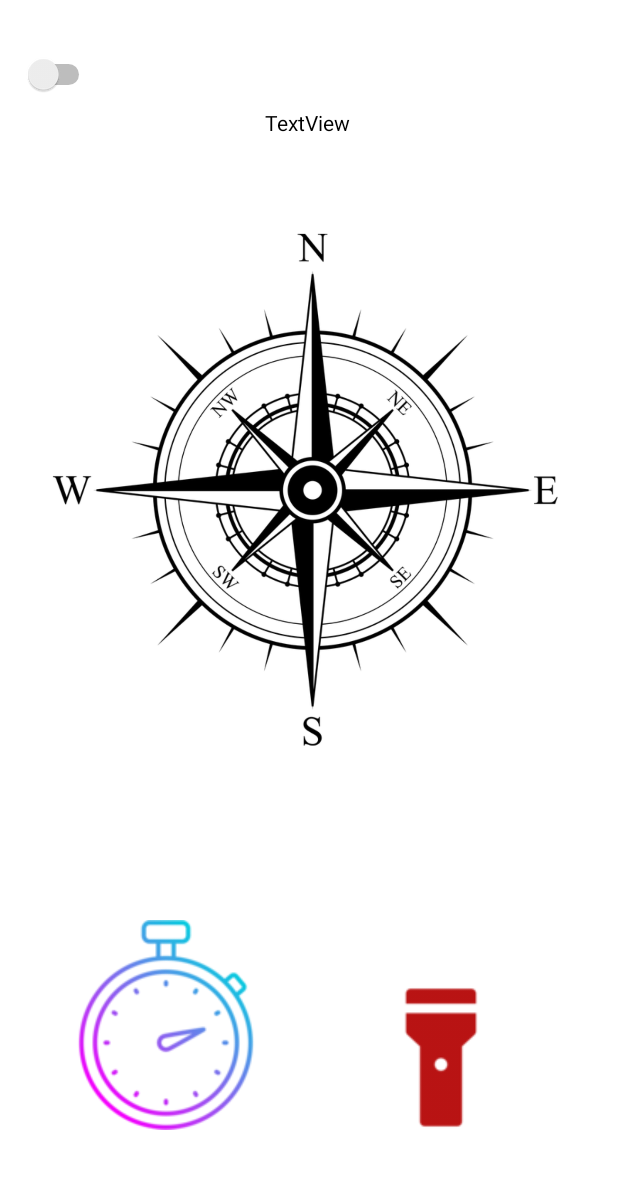
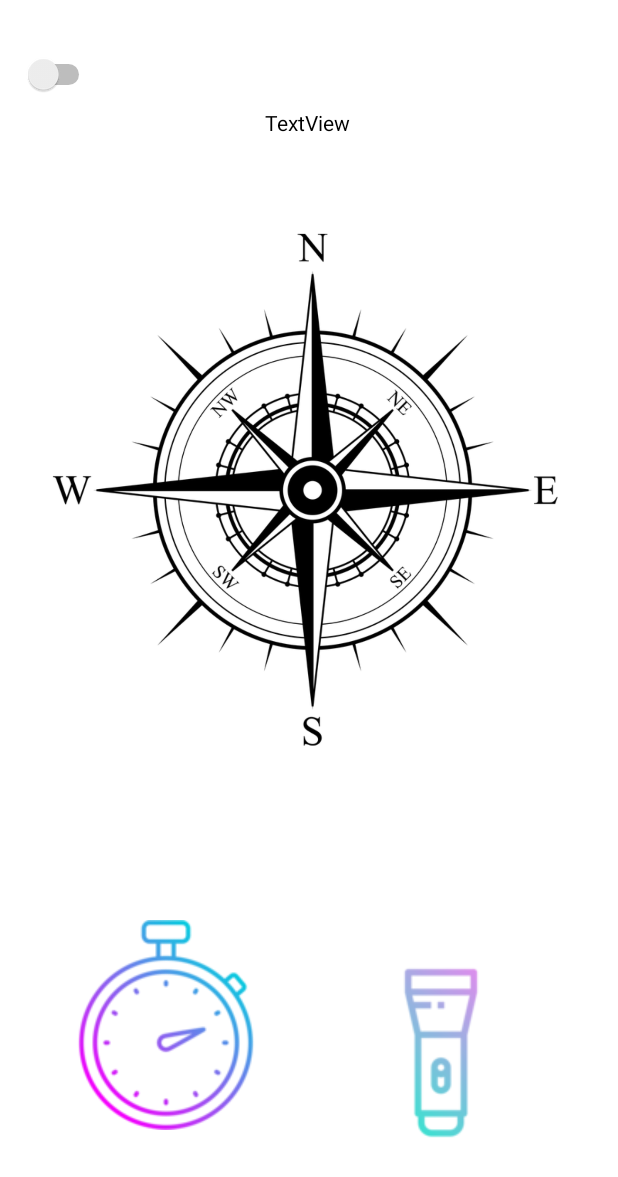
Before and after one commit to kk11218/Aplikacja-Survivalowa, an Android app: the screen it shows after launch (MainActivity), on a phone screen of 412 x 824 dp. Shown: the top 1177 px of the screen. Run offline under Robolectric (Android 15) with nearby library versions, the phone set to English and light mode, and no system bars.

Commit message:
poprawa graficzna latarki

```diff
--- a/app/src/main/java/com/example/surwiwalapk/MainActivity.java
+++ b/app/src/main/java/com/example/surwiwalapk/MainActivity.java
@@ -121,7 +121,7 @@ switcher.setOnClickListener(new View.OnClickListener() {//tryb ciemny
               if (hasCameraFlash){//latarka
                   if (flashOn){//latarka
                       flashOn = false;//latarka
-                      toggleButton.setImageResource(R.drawable.off);//latarka
+                      toggleButton.setImageResource(R.drawable.off1);//latarka
                       try {
                           flashLightOff();//latarka
                       } catch (CameraAccessException e) {//latarka
@@ -130,7 +130,7 @@ switcher.setOnClickListener(new View.OnClickListener() {//tryb ciemny
                   }
                   else{//latarka
                       flashOn = true;//latarka
-                      toggleButton.setImageResource(R.drawable.on);//latarka
+                      toggleButton.setImageResource(R.drawable.on1);//latarka
                       try {//latarka
                           flashLightOn();//latarka
                       } catch (CameraAccessException e) {//latarka
--- a/app/src/main/res/layout/activity_main.xml
+++ b/app/src/main/res/layout/activity_main.xml
@@ -17,7 +17,7 @@
         app:layout_constraintEnd_toEndOf="parent"
         app:layout_constraintHorizontal_bias="0.854"
         app:layout_constraintStart_toStartOf="parent"
-        app:srcCompat="@drawable/off" />
+        app:srcCompat="@drawable/off1" />
 
     <ImageView
         android:id="@+id/imageView"
```
Also changed, not shown: app/src/main/res/drawable/off1.png (added), app/src/main/res/drawable/on1.png (added).
